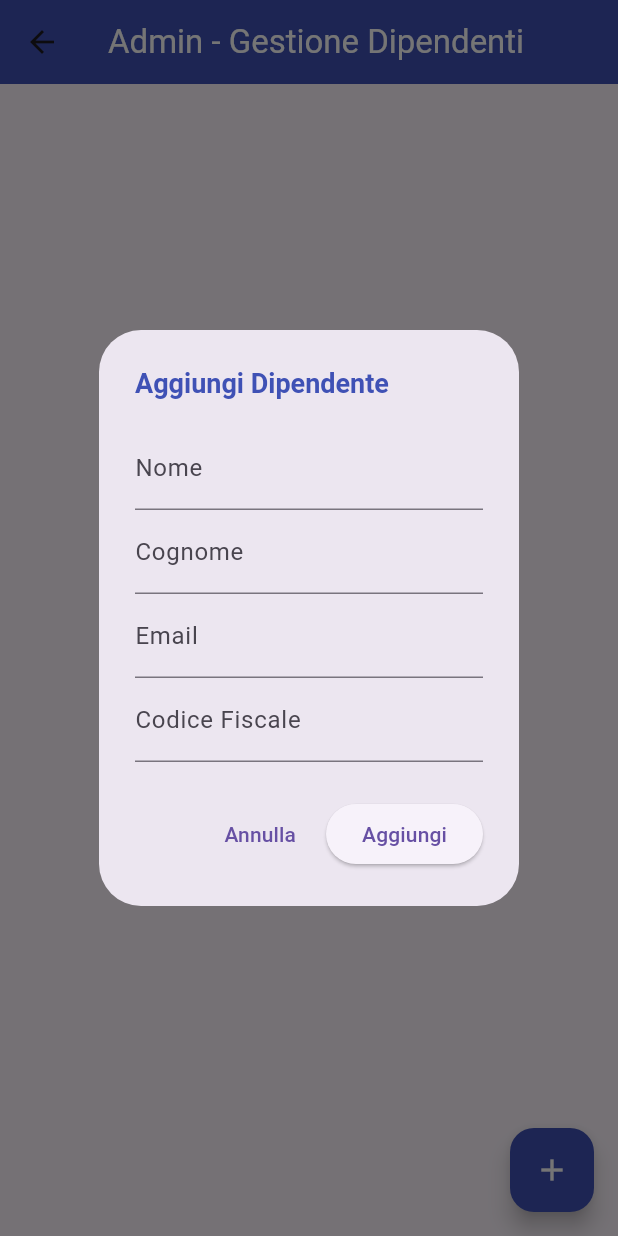
After one commit to AntonyMolino/ManagerTimeDefinitivo, a Flutter app: the AdminPage screen opened directly, after a tap on the "add" icon, on a phone screen of 412 x 824 dp. The commit adds this screen. Run offline on Flutter 3.47's test engine with Material 3 defaults, Android fonts, the phone set to English and light mode, and no system bars; our stand-ins replace fl_chart, permission_handler, sqflite; missing offline and left inert: mobile_scanner; accounts and stored records are empty.

Commit message:
aggiunto admin page

```diff
--- /dev/null
+++ b/lib/screens/adminpage.dart
@@ -0,0 +1,104 @@
+import 'package:flutter/material.dart';
+import 'package:managertime/db/DatabaseHelper.dart';
+
+class AdminPage extends StatefulWidget {
+  @override
+  _AdminPageState createState() => _AdminPageState();
+}
+
+class _AdminPageState extends State<AdminPage> {
+  List<Map<String, dynamic>> _dipendenti = [];
+
+  @override
+  void initState() {
+    super.initState();
+    _fetchDipendenti();
+  }
+
+  Future<void> _fetchDipendenti() async {
+    List<Map<String, dynamic>> dipendenti = await DatabaseHelper.getDipendenti();
+    setState(() {
+      _dipendenti = dipendenti;
+    });
+  }
+
+  Future<void> _addDipendente(String nome, String cognome, String email, String codiceFiscale) async {
+    await DatabaseHelper.insertDipendente(nome, cognome, email, codiceFiscale);
+    _fetchDipendenti();
+  }
+
+  void _showAddDipendenteDialog() {
+    String nome = '';
+    String cognome = '';
+    String email = '';
+    String codiceFiscale = '';
+
+    showDialog(
+      context: context,
+      builder: (context) => AlertDialog(
+        title: Text("Aggiungi Dipendente"),
+        content: Column(
+          mainAxisSize: MainAxisSize.min,
+          children: [
+            TextField(
+              decoration: InputDecoration(labelText: "Nome"),
+              onChanged: (value) => nome = value,
+            ),
+            TextField(
+              decoration: InputDecoration(labelText: "Cognome"),
+              onChanged: (value) => cognome = value,
+            ),
+            TextField(
+              decoration: InputDecoration(labelText: "Email"),
+              onChanged: (value) => email = value,
+            ),
+            TextField(
+              decoration: InputDecoration(labelText: "Codice Fiscale"),
+              onChanged: (value) => codiceFiscale = value,
+            ),
+          ],
+        ),
+        actions: [
+          TextButton(
+            child: Text("Annulla"),
+            onPressed: () => Navigator.of(context).pop(),
+          ),
+          ElevatedButton(
+            child: Text("Aggiungi"),
+            onPressed: () async {
+              await _addDipendente(nome, cognome, email, codiceFiscale);
+              Navigator.of(context).pop();
+            },
+          ),
+        ],
+      ),
+    );
+  }
+
+  @override
+  Widget build(BuildContext context) {
+    return Scaffold(
+      appBar: AppBar(
+        title: Text('Admin - Gestione Dipendenti',
+        style: TextStyle(color: Colors.white),),
+        backgroundColor: Colors.indigo,
+      ),
+      body: ListView.builder(
+        itemCount: _dipendenti.length,
+        itemBuilder: (context, index) {
+          var dipendente = _dipendenti[index];
+          return ListTile(
+            title: Text("${dipendente['nome']} ${dipendente['cognome']}"),
+            subtitle: Text("Email: ${dipendente['email']}\nCF: ${dipendente['codiceFiscale']}"),
+          );
+        },
+      ),
+      floatingActionButton: FloatingActionButton(
+        onPressed: _showAddDipendenteDialog,
+        child: Icon(Icons.add,
+        color: Colors.white,),
+        backgroundColor: Colors.indigo,
+      ),
+    );
+  }
+}
```
Also changed, not shown: lib/screens/admin_login_page.dart (added, +68 -0 lines), lib/screens/login.dart (+13 -0 lines).
